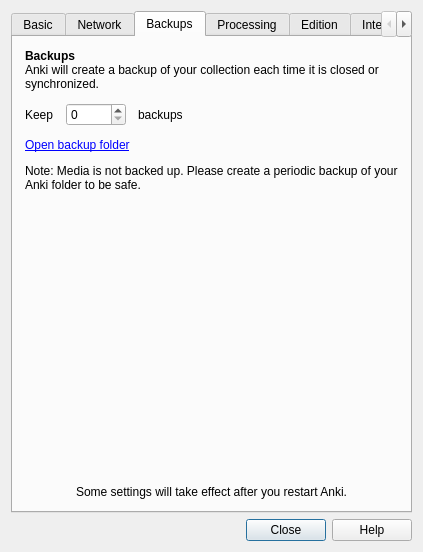
The window that designer/preferences.ui (lovac42/anki) describes before a commit, drawn with Qt 5.
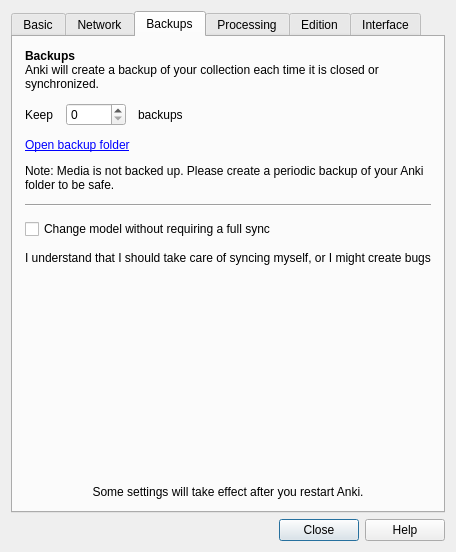
The same window after the commit. The open tabs and pages were chosen to show the change.

Commit message: Move preference to other page

```diff
--- a/designer/preferences.ui
+++ b/designer/preferences.ui
@@ -440,6 +440,27 @@
          </property>
         </widget>
        </item>
+       <item>
+        <widget class="Line" name="line">
+         <property name="orientation">
+          <enum>Qt::Horizontal</enum>
+         </property>
+        </widget>
+       </item>
+       <item>
+        <widget class="QCheckBox" name="changeModelWithoutFullSync">
+         <property name="text">
+          <string>Change model without requiring a full sync</string>
+         </property>
+        </widget>
+       </item>
+       <item>
+        <widget class="QLabel" name="label_5">
+         <property name="text">
+          <string>&lt;html&gt;&lt;head/&gt;&lt;body&gt;&lt;p&gt;I understand that I should take care of syncing myself, or I might create bugs&lt;/p&gt;&lt;/body&gt;&lt;/html&gt;</string>
+         </property>
+        </widget>
+       </item>
        <item>
         <spacer name="verticalSpacer_4">
          <property name="orientation">
@@ -489,13 +510,6 @@
           </property>
          </widget>
         </item>
-        <item>
-         <widget class="QCheckBox" name="changeModelWithoutFullSync">
-          <property name="text">
-           <string>Change model without requiring a full sync</string>
-          </property>
-         </widget>
-        </item>
         <item>
          <widget class="QLabel" name="label_2">
           <property name="text">
```
Left out of the diff: 8 changed lines with no effect on the pictures.
